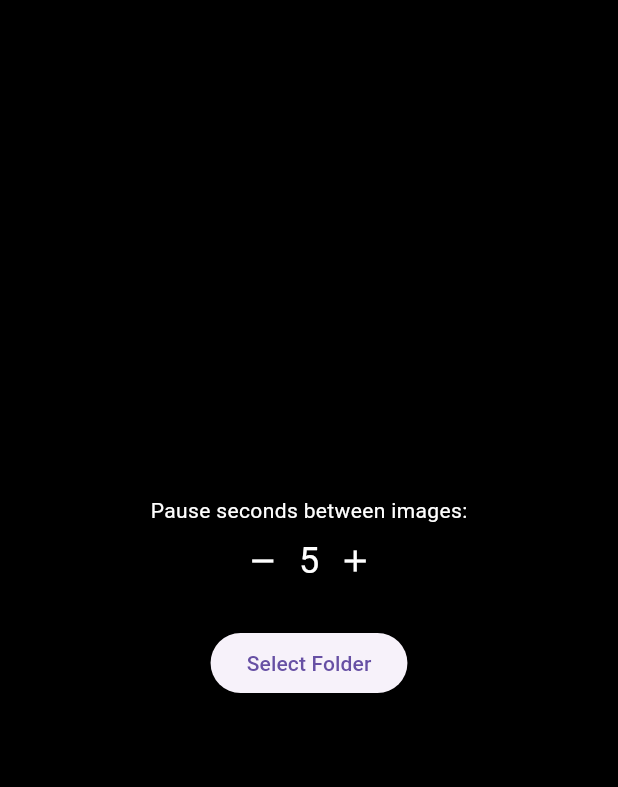
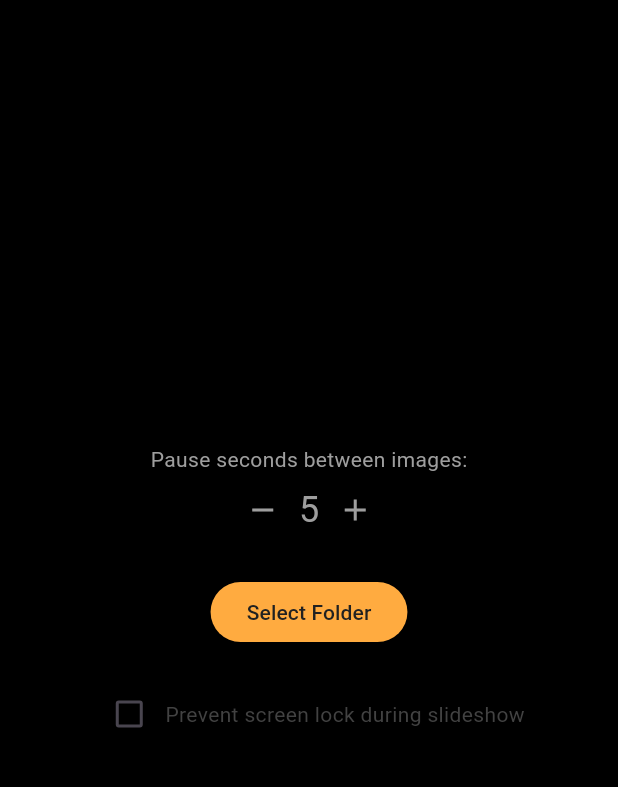
Before and after one commit to nav9/automatic_slideshow, a Flutter app: the screen it shows after launch, on a phone screen of 412 x 824 dp, the part 63-850 px from its top. Run offline on Flutter 3.47's test engine with Material 3 defaults, Android fonts, the phone set to English and light mode, and no system bars; our stand-ins replace file_picker, wakelock_plus.

Commit message:
changed colors and added wakelock checkbox

```diff
--- a/lib/main.dart
+++ b/lib/main.dart
@@ -1,6 +1,7 @@
 import 'package:flutter/material.dart';
 import 'package:file_picker/file_picker.dart';
 import 'dart:io';
+import 'package:wakelock_plus/wakelock_plus.dart';
 
 void main() {
   runApp(SlideshowApp());
@@ -26,6 +27,14 @@ class _SlideshowHomePageState extends State<SlideshowHomePage> {
   int interval = 5;
   List<String> imagePaths = [];
   String folderPath = "";
+  late bool _isWakelockEnabled; // State variable for checkbox
+
+  @override
+  void initState() {
+    super.initState();
+    _isWakelockEnabled = false;
+    WakelockPlus.disable(); // Ensure wakelock is disabled by default
+  }
 
   void _incrementInterval() {
     setState(() {interval++;});
@@ -60,6 +69,10 @@ class _SlideshowHomePageState extends State<SlideshowHomePage> {
     });
   }
 
+  void _toggleWakelock(bool? checkboxValue) {
+    setState(() {if (checkboxValue == true) {WakelockPlus.enable();_isWakelockEnabled = true;} else {WakelockPlus.disable();_isWakelockEnabled = false;}});
+  }
+
   @override
   Widget build(BuildContext context) {
     return Scaffold(
@@ -69,15 +82,27 @@ class _SlideshowHomePageState extends State<SlideshowHomePage> {
         child: Column(
           mainAxisAlignment: MainAxisAlignment.center,
           children: [
-            Text("Pause seconds between images:", style: TextStyle(color: Colors.white)),
+            Text("Pause seconds between images:", style: TextStyle(color: Colors.grey)),
             Row(mainAxisAlignment: MainAxisAlignment.center,
-              children: [IconButton(icon: Icon(Icons.remove), color: Colors.white, onPressed: _decrementInterval,),
-                          Text('$interval', style: TextStyle(color: Colors.white, fontSize: 24),),
-                          IconButton(icon: Icon(Icons.add), color: Colors.white, onPressed: _incrementInterval,),
+              children: [IconButton(icon: Icon(Icons.remove), color: Colors.grey, onPressed: _decrementInterval,),
+                          Text('$interval', style: TextStyle(color: Colors.grey, fontSize: 24),),
+                          IconButton(icon: Icon(Icons.add), color: Colors.grey, onPressed: _incrementInterval,),
                         ],
             ),
             SizedBox(height: 20),
-            ElevatedButton(onPressed: _selectFolder, child: Text('Select Folder'),),
+            ElevatedButton(onPressed: _selectFolder, child: Text('Select Folder', style: TextStyle(color: Colors.grey[900]),), style: ElevatedButton.styleFrom(foregroundColor: Colors.grey, backgroundColor: Colors.orangeAccent,),),
+
+            //SizedBox(height: 20),
+            //ElevatedButton(onPressed: _selectFolder, child: Text('Select Folder'),),
+            SizedBox(height: 20),
+            Row(mainAxisAlignment: MainAxisAlignment.center,
+                children: [Checkbox(value: _isWakelockEnabled, onChanged: _toggleWakelock, checkColor: Colors.black, activeColor: Colors.grey[800],),
+                           Text('Prevent screen lock during slideshow', style: TextStyle(color: Colors.grey[800]),),
+                          ],
+               ),
+
+
+
           ],
         ),
       ),
```
